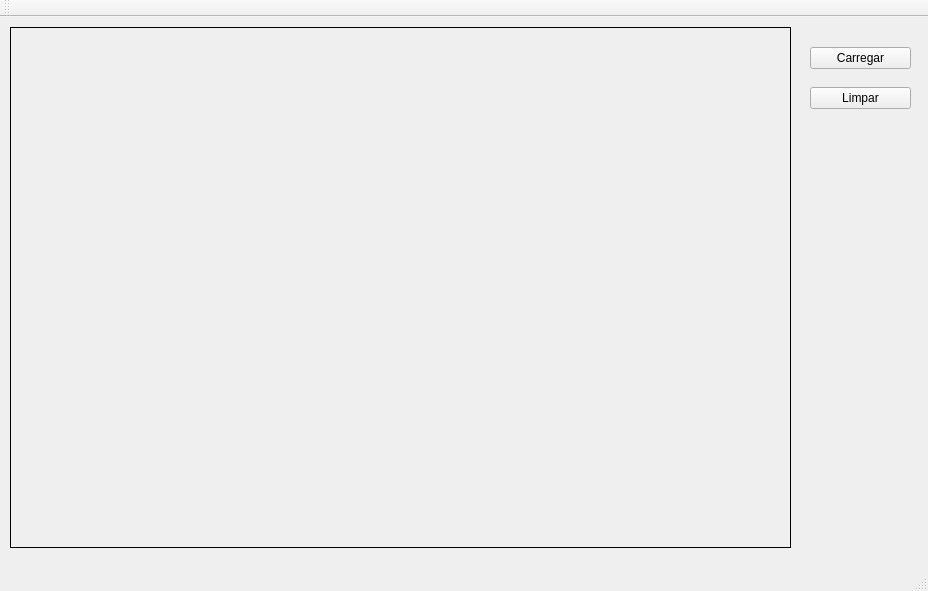
Above: 01-Interpolacao/mainwindow.ui from FeBarbosa/PI before the change. Below: the same form after it.
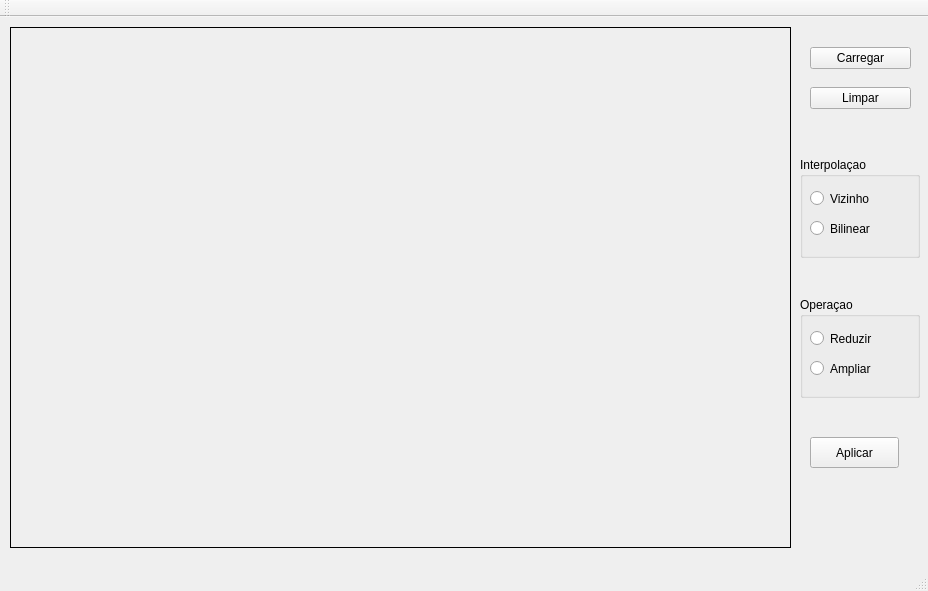
That is the form after the change.

Commit message: Trabalho 1 - Interpolação:operação ampliar do método vizinho mais próximo

```diff
--- a/01-Interpolacao/mainwindow.ui
+++ b/01-Interpolacao/mainwindow.ui
@@ -56,6 +56,97 @@
      <string>Limpar</string>
     </property>
    </widget>
+   <widget class="QGroupBox" name="groupBox">
+    <property name="geometry">
+     <rect>
+      <x>800</x>
+      <y>140</y>
+      <width>120</width>
+      <height>101</height>
+     </rect>
+    </property>
+    <property name="title">
+     <string>Interpolaçao</string>
+    </property>
+    <widget class="QRadioButton" name="vizinho">
+     <property name="geometry">
+      <rect>
+       <x>10</x>
+       <y>30</y>
+       <width>112</width>
+       <height>23</height>
+      </rect>
+     </property>
+     <property name="text">
+      <string>Vizinho</string>
+     </property>
+    </widget>
+    <widget class="QRadioButton" name="bilinear">
+     <property name="geometry">
+      <rect>
+       <x>10</x>
+       <y>60</y>
+       <width>112</width>
+       <height>23</height>
+      </rect>
+     </property>
+     <property name="text">
+      <string>Bilinear</string>
+     </property>
+    </widget>
+   </widget>
+   <widget class="QGroupBox" name="groupBox_2">
+    <property name="geometry">
+     <rect>
+      <x>800</x>
+      <y>280</y>
+      <width>120</width>
+      <height>101</height>
+     </rect>
+    </property>
+    <property name="title">
+     <string>Operaçao</string>
+    </property>
+    <widget class="QRadioButton" name="reduzir">
+     <property name="geometry">
+      <rect>
+       <x>10</x>
+       <y>30</y>
+       <width>112</width>
+       <height>23</height>
+      </rect>
+     </property>
+     <property name="text">
+      <string>Reduzir</string>
+     </property>
+    </widget>
+    <widget class="QRadioButton" name="ampliar">
+     <property name="geometry">
+      <rect>
+       <x>10</x>
+       <y>60</y>
+       <width>112</width>
+       <height>23</height>
+      </rect>
+     </property>
+     <property name="text">
+      <string>Ampliar</string>
+     </property>
+    </widget>
+   </widget>
+   <widget class="QPushButton" name="aplicar">
+    <property name="geometry">
+     <rect>
+      <x>810</x>
+      <y>420</y>
+      <width>89</width>
+      <height>31</height>
+     </rect>
+    </property>
+    <property name="text">
+     <string>Aplicar</string>
+    </property>
+   </widget>
   </widget>
   <widget class="QMenuBar" name="menuBar">
    <property name="geometry">
```
Left out of the diff: 2 changed lines with no effect on the pictures. The commit also changes 4 other files.
